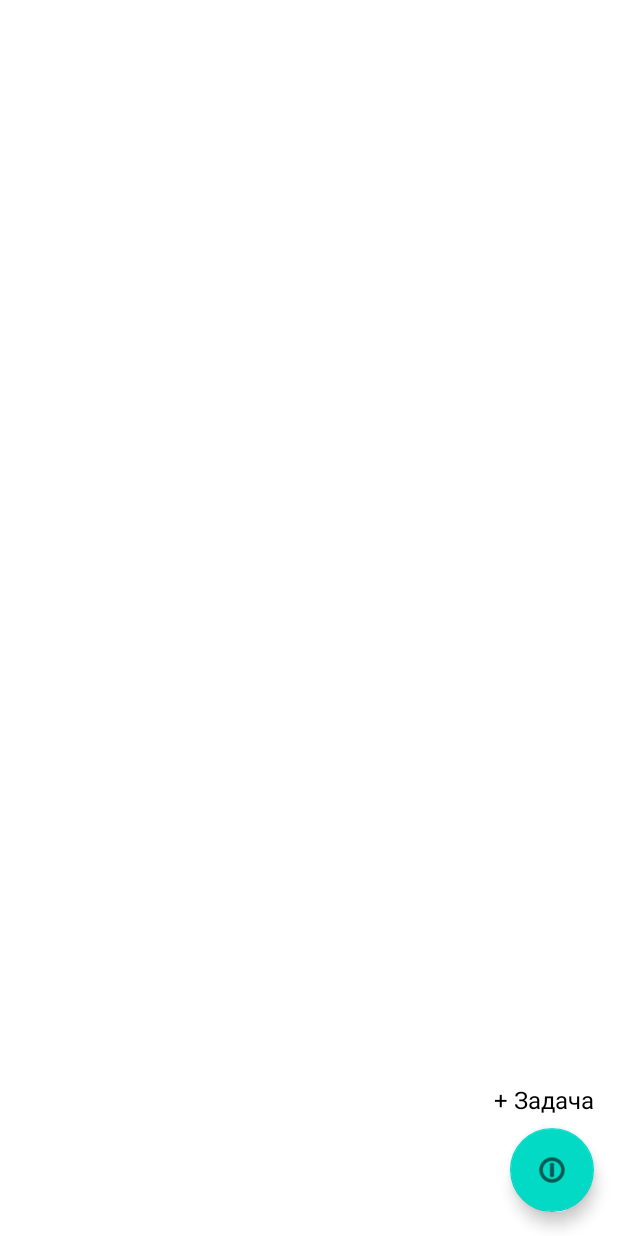
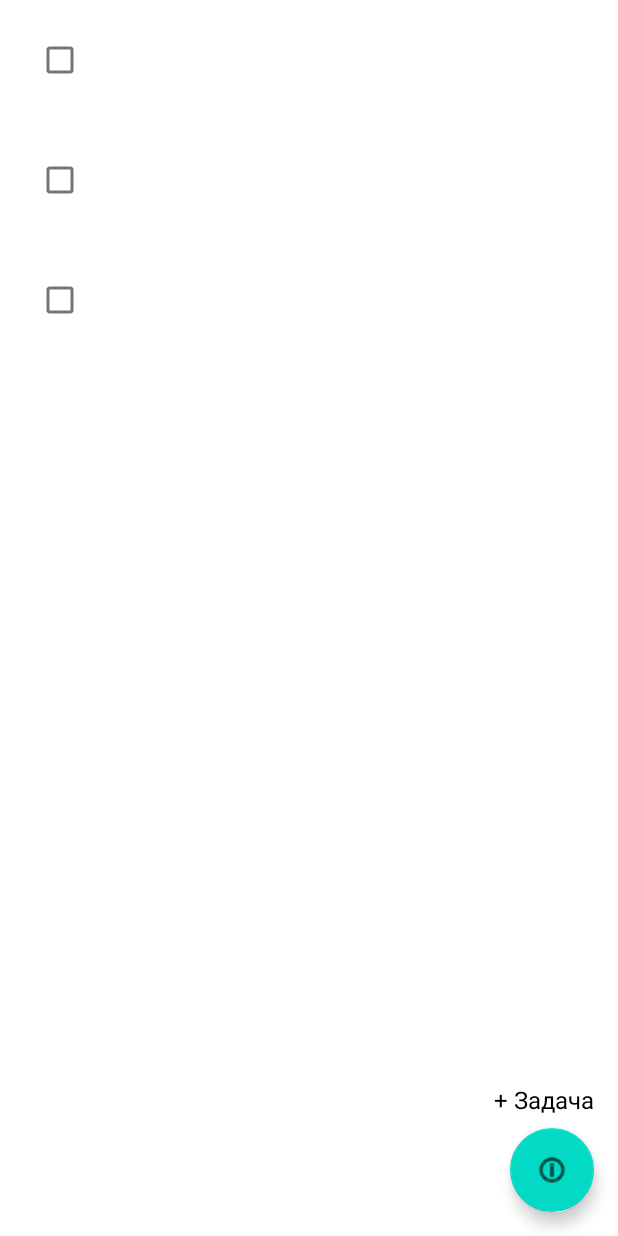
Before and after one commit to 96igor/AndroidAppToDoList, an Android app: the layout activity_main.xml on its own in the app's theme, with its tools: preview values and no code run, on a phone screen of 412 x 824 dp. Run offline under Robolectric (Android 15) with nearby library versions, the phone set to English and light mode, and no system bars.

Commit message:
execution status

```diff
--- a/app/src/main/java/com/todolist/notations/appandroidtodo/todolistandroid/freeqrapp/MainActivity.java
+++ b/app/src/main/java/com/todolist/notations/appandroidtodo/todolistandroid/freeqrapp/MainActivity.java
@@ -89,6 +89,7 @@ public class MainActivity extends AppCompatActivity {
     // Метод для отображения диалогового окна редактирования задачи
     private void showEditTaskDialog(int position) {
         Task task = taskList.get(position);
+        task.setLastViewed(System.currentTimeMillis());
 
         AlertDialog.Builder builder = new AlertDialog.Builder(this);
         builder.setTitle("Редактировать задачу");
--- a/app/src/main/res/layout/item_task.xml
+++ b/app/src/main/res/layout/item_task.xml
@@ -2,8 +2,19 @@
 <LinearLayout xmlns:android="http://schemas.android.com/apk/res/android"
     android:layout_width="match_parent"
     android:layout_height="wrap_content"
+    android:orientation="horizontal"
+    android:padding="16dp">
+
+    <CheckBox
+        android:id="@+id/task_checkbox"
+        android:layout_width="wrap_content"
+        android:layout_height="wrap_content" />
+
+    <LinearLayout
+        android:layout_width="wrap_content"
+        android:layout_height="wrap_content"
         android:orientation="vertical"
-    android:padding="16dp">
+        android:paddingStart="8dp">
 
         <TextView
             android:id="@+id/task_title"
@@ -19,3 +30,5 @@
             android:textSize="14sp" />
 
     </LinearLayout>
+
+</LinearLayout>
```
Also changed, not shown: app/src/main/java/com/todolist/notations/appandroidtodo/todolistandroid/freeqrapp/TaskAdapter.java (+9 -0 lines). Lines whose indentation alone changed are shown as unchanged.
